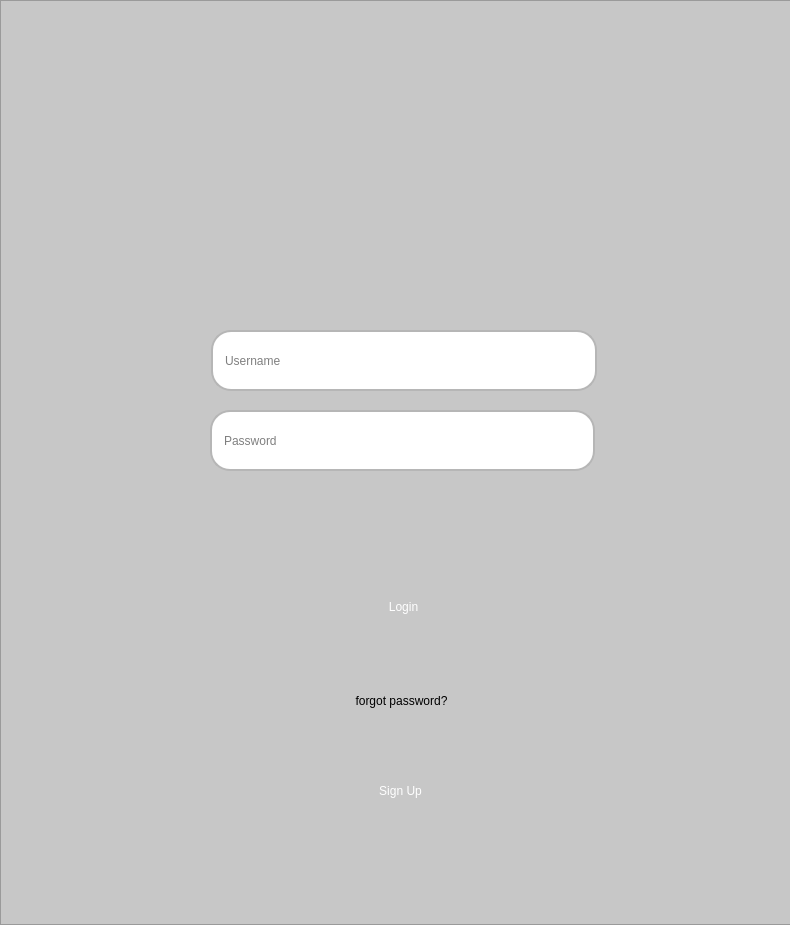
Qt form loginwindow.ui (trv3wood/AccountSystem-Demo) before a commit.
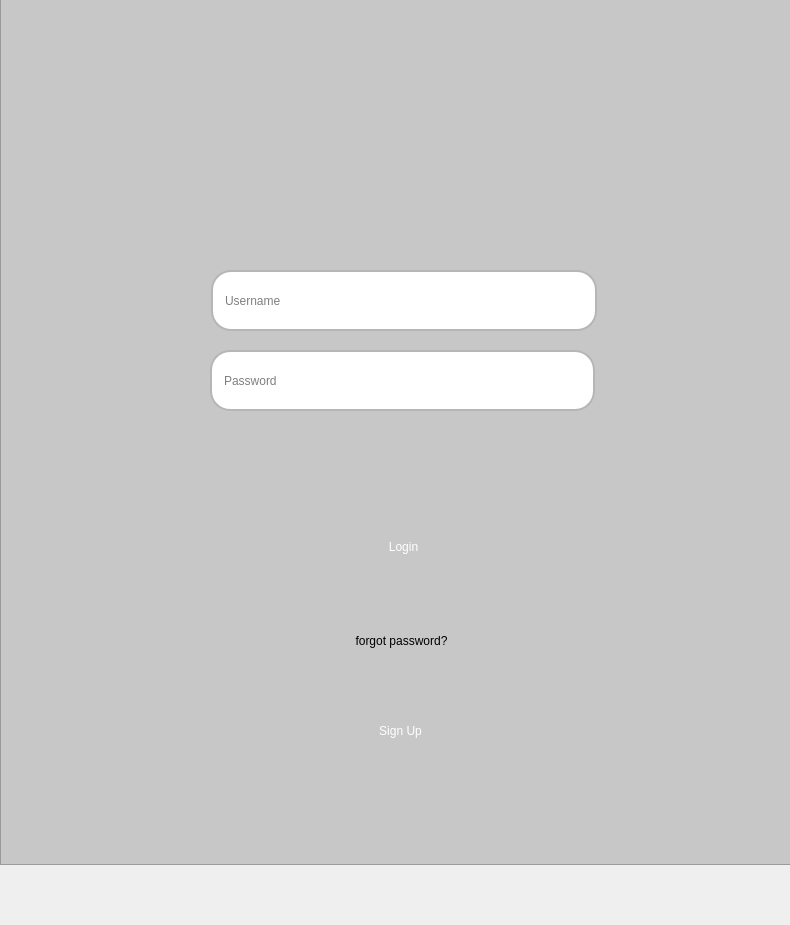
The same form after that commit. Icons and pictures are not drawn.

```diff
--- a/loginwindow.ui
+++ b/loginwindow.ui
@@ -77,7 +77,7 @@
     <property name="geometry">
      <rect>
       <x>0</x>
-      <y>0</y>
+      <y>-60</y>
       <width>800</width>
       <height>925</height>
      </rect>
```
